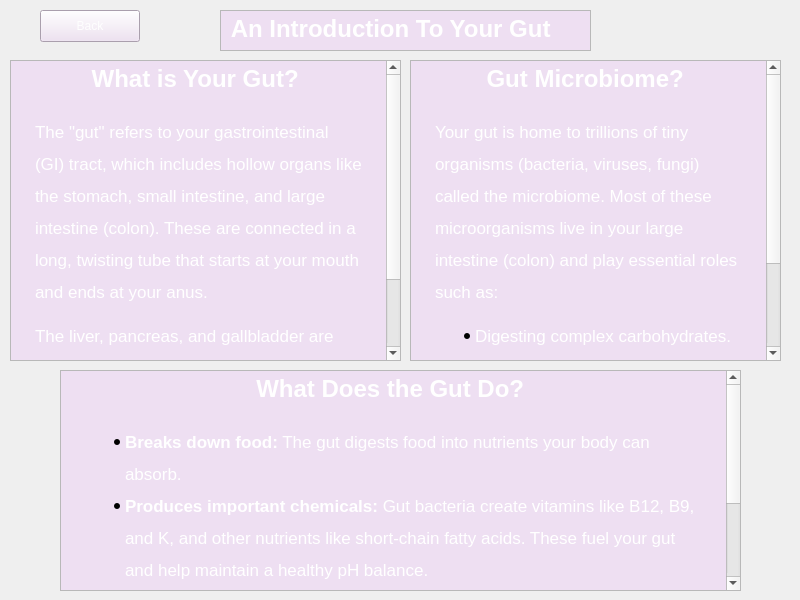
The window that A8EduApp/introtoguthealthwidget.ui (University-of-Utah-CS3505/a9-edu-app-f24-00Calvin00) describes before a commit, drawn with Qt 5.
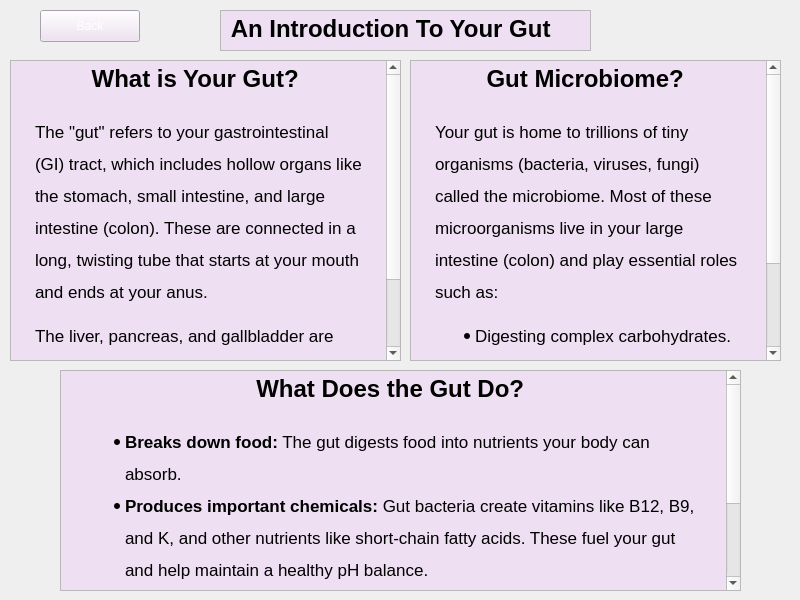
The same window after the commit.

Commit message: Changed font to black in teaching

Diff of the .ui file:
```diff
--- a/A8EduApp/introtoguthealthwidget.ui
+++ b/A8EduApp/introtoguthealthwidget.ui
@@ -52,10 +52,10 @@
 hr { height: 1px; border-width: 0; }
 li.unchecked::marker { content: &quot;\2610&quot;; }
 li.checked::marker { content: &quot;\2612&quot;; }
-&lt;/style&gt;&lt;/head&gt;&lt;body style=&quot; font-family:'.AppleSystemUIFont'; font-size:13pt; font-weight:400; font-style:normal;&quot; bgcolor=&quot;#eedff2&quot;&gt;
-&lt;h1 align=&quot;center&quot; style=&quot; margin-top:20px; margin-bottom:12px; margin-left:20px; margin-right:20px; -qt-block-indent:0; text-indent:0px; line-height:160%;&quot;&gt;&lt;span style=&quot; font-family:'Arial','sans-serif'; font-size:xx-large; font-weight:700; color:#ffffff;&quot;&gt;What is Your Gut? &lt;/span&gt;&lt;/h1&gt;
-&lt;p style=&quot; margin-top:12px; margin-bottom:12px; margin-left:20px; margin-right:20px; -qt-block-indent:0; text-indent:0px; line-height:160%;&quot;&gt;&lt;span style=&quot; font-family:'Arial','sans-serif'; color:#ffffff;&quot;&gt;The &amp;quot;gut&amp;quot; refers to your gastrointestinal (GI) tract, which includes hollow organs like the stomach, small intestine, and large intestine (colon). These are connected in a long, twisting tube that starts at your mouth and ends at your anus. &lt;/span&gt;&lt;/p&gt;
-&lt;p style=&quot; margin-top:12px; margin-bottom:12px; margin-left:20px; margin-right:20px; -qt-block-indent:0; text-indent:0px; line-height:160%;&quot;&gt;&lt;span style=&quot; font-family:'Arial','sans-serif'; color:#ffffff;&quot;&gt;The liver, pancreas, and gallbladder are also part of your digestive system. These organs produce important enzymes and bile to aid in digestion.&lt;/span&gt; &lt;/p&gt;&lt;/body&gt;&lt;/html&gt;</string>
+&lt;/style&gt;&lt;/head&gt;&lt;body style=&quot; font-family:'Segoe UI'; font-size:9pt; font-weight:400; font-style:normal;&quot; bgcolor=&quot;#eedff2&quot;&gt;
+&lt;h1 align=&quot;center&quot; style=&quot; margin-top:20px; margin-bottom:12px; margin-left:20px; margin-right:20px; -qt-block-indent:0; text-indent:0px; line-height:160%;&quot;&gt;&lt;span style=&quot; font-family:'Arial','sans-serif'; font-size:13pt; font-weight:700; color:#000000;&quot;&gt;What is Your Gut? &lt;/span&gt;&lt;/h1&gt;
+&lt;p style=&quot; margin-top:12px; margin-bottom:12px; margin-left:20px; margin-right:20px; -qt-block-indent:0; text-indent:0px; line-height:160%;&quot;&gt;&lt;span style=&quot; font-family:'Arial','sans-serif'; font-size:13pt; color:#000000;&quot;&gt;The &amp;quot;gut&amp;quot; refers to your gastrointestinal (GI) tract, which includes hollow organs like the stomach, small intestine, and large intestine (colon). These are connected in a long, twisting tube that starts at your mouth and ends at your anus. &lt;/span&gt;&lt;/p&gt;
+&lt;p style=&quot; margin-top:12px; margin-bottom:12px; margin-left:20px; margin-right:20px; -qt-block-indent:0; text-indent:0px; line-height:160%;&quot;&gt;&lt;span style=&quot; font-family:'Arial','sans-serif'; font-size:13pt; color:#000000;&quot;&gt;The liver, pancreas, and gallbladder are also part of your digestive system. These organs produce important enzymes and bile to aid in digestion.&lt;/span&gt;&lt;span style=&quot; font-family:'.AppleSystemUIFont'; font-size:13pt;&quot;&gt; &lt;/span&gt;&lt;/p&gt;&lt;/body&gt;&lt;/html&gt;</string>
    </property>
   </widget>
   <widget class="QPushButton" name="backToTeachingWidgetButton">
@@ -91,8 +91,8 @@
 hr { height: 1px; border-width: 0; }
 li.unchecked::marker { content: &quot;\2610&quot;; }
 li.checked::marker { content: &quot;\2612&quot;; }
-&lt;/style&gt;&lt;/head&gt;&lt;body style=&quot; font-family:'.AppleSystemUIFont'; font-size:13pt; font-weight:400; font-style:normal;&quot; bgcolor=&quot;#eedff2&quot;&gt;
-&lt;h1 style=&quot; margin-top:18px; margin-bottom:12px; margin-left:0px; margin-right:0px; -qt-block-indent:0; text-indent:0px;&quot;&gt;&lt;span style=&quot; font-family:'Arial','sans-serif'; font-size:xx-large; font-weight:700; color:#ffffff;&quot;&gt; An Introduction To Your Gut &lt;/span&gt;&lt;span style=&quot; font-size:xx-large; font-weight:700;&quot;&gt; &lt;/span&gt;&lt;/h1&gt;&lt;/body&gt;&lt;/html&gt;</string>
+&lt;/style&gt;&lt;/head&gt;&lt;body style=&quot; font-family:'Segoe UI'; font-size:9pt; font-weight:400; font-style:normal;&quot; bgcolor=&quot;#eedff2&quot;&gt;
+&lt;h1 style=&quot; margin-top:18px; margin-bottom:12px; margin-left:0px; margin-right:0px; -qt-block-indent:0; text-indent:0px;&quot;&gt;&lt;span style=&quot; font-family:'Arial','sans-serif'; font-size:13pt; font-weight:700; color:#000000;&quot;&gt; An Introduction To Your Gut &lt;/span&gt;&lt;span style=&quot; font-family:'.AppleSystemUIFont'; font-size:13pt; font-weight:700;&quot;&gt; &lt;/span&gt;&lt;/h1&gt;&lt;/body&gt;&lt;/html&gt;</string>
    </property>
   </widget>
   <widget class="QTextBrowser" name="textBrowser_3">
@@ -111,13 +111,13 @@
 hr { height: 1px; border-width: 0; }
 li.unchecked::marker { content: &quot;\2610&quot;; }
 li.checked::marker { content: &quot;\2612&quot;; }
-&lt;/style&gt;&lt;/head&gt;&lt;body style=&quot; font-family:'.AppleSystemUIFont'; font-size:13pt; font-weight:400; font-style:normal;&quot; bgcolor=&quot;#eedff2&quot;&gt;
-&lt;h1 align=&quot;center&quot; style=&quot; margin-top:20px; margin-bottom:12px; margin-left:20px; margin-right:20px; -qt-block-indent:0; text-indent:0px; line-height:160%;&quot;&gt;&lt;span style=&quot; font-family:'Arial','sans-serif'; font-size:xx-large; font-weight:700; color:#ffffff;&quot;&gt;Gut Microbiome? &lt;/span&gt;&lt;/h1&gt;
-&lt;p style=&quot; margin-top:12px; margin-bottom:12px; margin-left:20px; margin-right:20px; -qt-block-indent:0; text-indent:0px; line-height:160%;&quot;&gt;&lt;span style=&quot; font-family:'Arial','sans-serif'; color:#ffffff;&quot;&gt;Your gut is home to trillions of tiny organisms (bacteria, viruses, fungi) called the microbiome. Most of these microorganisms live in your large intestine (colon) and play essential roles such as: &lt;/span&gt;&lt;/p&gt;
+&lt;/style&gt;&lt;/head&gt;&lt;body style=&quot; font-family:'Segoe UI'; font-size:9pt; font-weight:400; font-style:normal;&quot; bgcolor=&quot;#eedff2&quot;&gt;
+&lt;h1 align=&quot;center&quot; style=&quot; margin-top:20px; margin-bottom:12px; margin-left:20px; margin-right:20px; -qt-block-indent:0; text-indent:0px; line-height:160%;&quot;&gt;&lt;span style=&quot; font-family:'Arial','sans-serif'; font-size:13pt; font-weight:700; color:#000000;&quot;&gt;Gut Microbiome? &lt;/span&gt;&lt;/h1&gt;
+&lt;p style=&quot; margin-top:12px; margin-bottom:12px; margin-left:20px; margin-right:20px; -qt-block-indent:0; text-indent:0px; line-height:160%;&quot;&gt;&lt;span style=&quot; font-family:'Arial','sans-serif'; font-size:13pt; color:#000000;&quot;&gt;Your gut is home to trillions of tiny organisms (bacteria, viruses, fungi) called the microbiome. Most of these microorganisms live in your large intestine (colon) and play essential roles such as: &lt;/span&gt;&lt;/p&gt;
 &lt;ul style=&quot;margin-top: 0px; margin-bottom: 0px; margin-left: 0px; margin-right: 0px; -qt-list-indent: 1;&quot;&gt;
-&lt;li style=&quot; font-family:'Arial','sans-serif'; color:#ffffff;&quot; style=&quot; margin-top:12px; margin-bottom:0px; margin-left:20px; margin-right:20px; -qt-block-indent:0; text-indent:0px; line-height:160%;&quot;&gt;Digesting complex carbohydrates. &lt;/li&gt;
-&lt;li style=&quot; font-family:'Arial','sans-serif'; color:#ffffff;&quot; style=&quot; margin-top:0px; margin-bottom:0px; margin-left:20px; margin-right:20px; -qt-block-indent:0; text-indent:0px; line-height:160%;&quot;&gt;Protecting against harmful bacteria. &lt;/li&gt;
-&lt;li style=&quot; font-family:'Arial','sans-serif'; color:#ffffff;&quot; style=&quot; margin-top:0px; margin-bottom:12px; margin-left:20px; margin-right:20px; -qt-block-indent:0; text-indent:0px; line-height:160%;&quot;&gt;Keeping your immune system balanced. &lt;/li&gt;&lt;/ul&gt;&lt;/body&gt;&lt;/html&gt;</string>
+&lt;li style=&quot; font-family:'Arial','sans-serif'; font-size:13pt; color:#000000;&quot; style=&quot; margin-top:12px; margin-bottom:0px; margin-left:20px; margin-right:20px; -qt-block-indent:0; text-indent:0px; line-height:160%;&quot;&gt;Digesting complex carbohydrates. &lt;/li&gt;
+&lt;li style=&quot; font-family:'Arial','sans-serif'; font-size:13pt; color:#000000;&quot; style=&quot; margin-top:0px; margin-bottom:0px; margin-left:20px; margin-right:20px; -qt-block-indent:0; text-indent:0px; line-height:160%;&quot;&gt;Protecting against harmful bacteria. &lt;/li&gt;
+&lt;li style=&quot; font-family:'Arial','sans-serif'; font-size:13pt; color:#000000;&quot; style=&quot; margin-top:0px; margin-bottom:12px; margin-left:20px; margin-right:20px; -qt-block-indent:0; text-indent:0px; line-height:160%;&quot;&gt;Keeping your immune system balanced. &lt;/li&gt;&lt;/ul&gt;&lt;/body&gt;&lt;/html&gt;</string>
    </property>
   </widget>
   <widget class="QTextBrowser" name="textBrowser_4">
@@ -136,13 +136,13 @@
 hr { height: 1px; border-width: 0; }
 li.unchecked::marker { content: &quot;\2610&quot;; }
 li.checked::marker { content: &quot;\2612&quot;; }
-&lt;/style&gt;&lt;/head&gt;&lt;body style=&quot; font-family:'.AppleSystemUIFont'; font-size:13pt; font-weight:400; font-style:normal;&quot; bgcolor=&quot;#eedff2&quot;&gt;
-&lt;h1 align=&quot;center&quot; style=&quot; margin-top:20px; margin-bottom:12px; margin-left:20px; margin-right:20px; -qt-block-indent:0; text-indent:0px; line-height:160%;&quot;&gt;&lt;span style=&quot; font-family:'Arial','sans-serif'; font-size:xx-large; font-weight:700; color:#ffffff;&quot;&gt;What Does the Gut Do? &lt;/span&gt;&lt;/h1&gt;
+&lt;/style&gt;&lt;/head&gt;&lt;body style=&quot; font-family:'Segoe UI'; font-size:9pt; font-weight:400; font-style:normal;&quot; bgcolor=&quot;#eedff2&quot;&gt;
+&lt;h1 align=&quot;center&quot; style=&quot; margin-top:20px; margin-bottom:12px; margin-left:20px; margin-right:20px; -qt-block-indent:0; text-indent:0px; line-height:160%;&quot;&gt;&lt;span style=&quot; font-family:'Arial','sans-serif'; font-size:13pt; font-weight:700; color:#000000;&quot;&gt;What Does the Gut Do? &lt;/span&gt;&lt;/h1&gt;
 &lt;ul style=&quot;margin-top: 0px; margin-bottom: 0px; margin-left: 0px; margin-right: 0px; -qt-list-indent: 1;&quot;&gt;
-&lt;li style=&quot; font-family:'Arial','sans-serif'; color:#ffffff;&quot; style=&quot; margin-top:12px; margin-bottom:0px; margin-left:20px; margin-right:20px; -qt-block-indent:0; text-indent:0px; line-height:160%;&quot;&gt;&lt;span style=&quot; font-weight:700;&quot;&gt;Breaks down food:&lt;/span&gt; The gut digests food into nutrients your body can absorb. &lt;/li&gt;
-&lt;li style=&quot; font-family:'Arial','sans-serif'; color:#ffffff;&quot; style=&quot; margin-top:0px; margin-bottom:0px; margin-left:20px; margin-right:20px; -qt-block-indent:0; text-indent:0px; line-height:160%;&quot;&gt;&lt;span style=&quot; font-weight:700;&quot;&gt;Produces important chemicals:&lt;/span&gt; Gut bacteria create vitamins like B12, B9, and K, and other nutrients like short-chain fatty acids. These fuel your gut and help maintain a healthy pH balance. &lt;/li&gt;
-&lt;li style=&quot; font-family:'Arial','sans-serif'; color:#ffffff;&quot; style=&quot; margin-top:0px; margin-bottom:0px; margin-left:20px; margin-right:20px; -qt-block-indent:0; text-indent:0px; line-height:160%;&quot;&gt;&lt;span style=&quot; font-weight:700;&quot;&gt;Regulates hormones:&lt;/span&gt; Your gut helps control hunger, mood, and stress through hormone production. &lt;/li&gt;
-&lt;li style=&quot; font-family:'Arial','sans-serif'; color:#ffffff;&quot; style=&quot; margin-top:0px; margin-bottom:12px; margin-left:20px; margin-right:20px; -qt-block-indent:0; text-indent:0px; line-height:160%;&quot;&gt;&lt;span style=&quot; font-weight:700;&quot;&gt;Strengthens your immune system:&lt;/span&gt; About 70% of your immune cells live in the gut, where they defend against harmful pathogens. &lt;/li&gt;&lt;/ul&gt;&lt;/body&gt;&lt;/html&gt;</string>
+&lt;li style=&quot; font-family:'Arial','sans-serif'; font-size:13pt; color:#000000;&quot; style=&quot; margin-top:12px; margin-bottom:0px; margin-left:20px; margin-right:20px; -qt-block-indent:0; text-indent:0px; line-height:160%;&quot;&gt;&lt;span style=&quot; font-weight:700;&quot;&gt;Breaks down food:&lt;/span&gt; The gut digests food into nutrients your body can absorb. &lt;/li&gt;
+&lt;li style=&quot; font-family:'Arial','sans-serif'; font-size:13pt; color:#000000;&quot; style=&quot; margin-top:0px; margin-bottom:0px; margin-left:20px; margin-right:20px; -qt-block-indent:0; text-indent:0px; line-height:160%;&quot;&gt;&lt;span style=&quot; font-weight:700;&quot;&gt;Produces important chemicals:&lt;/span&gt; Gut bacteria create vitamins like B12, B9, and K, and other nutrients like short-chain fatty acids. These fuel your gut and help maintain a healthy pH balance. &lt;/li&gt;
+&lt;li style=&quot; font-family:'Arial','sans-serif'; font-size:13pt; color:#000000;&quot; style=&quot; margin-top:0px; margin-bottom:0px; margin-left:20px; margin-right:20px; -qt-block-indent:0; text-indent:0px; line-height:160%;&quot;&gt;&lt;span style=&quot; font-weight:700;&quot;&gt;Regulates hormones:&lt;/span&gt; Your gut helps control hunger, mood, and stress through hormone production. &lt;/li&gt;
+&lt;li style=&quot; font-family:'Arial','sans-serif'; font-size:13pt; color:#000000;&quot; style=&quot; margin-top:0px; margin-bottom:12px; margin-left:20px; margin-right:20px; -qt-block-indent:0; text-indent:0px; line-height:160%;&quot;&gt;&lt;span style=&quot; font-weight:700;&quot;&gt;Strengthens your immune system:&lt;/span&gt; About 70% of your immune cells live in the gut, where they defend against harmful pathogens. &lt;/li&gt;&lt;/ul&gt;&lt;/body&gt;&lt;/html&gt;</string>
    </property>
   </widget>
  </widget>
```
The commit also changes 2 other files.
